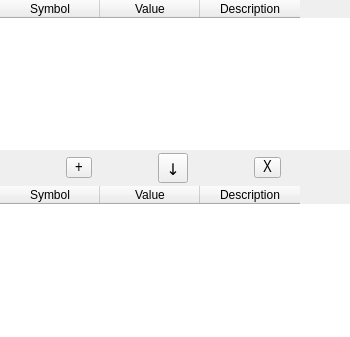
Qt form template/dialog/mathcontent/advanced.ui (cmh1027/calculator) before a commit.
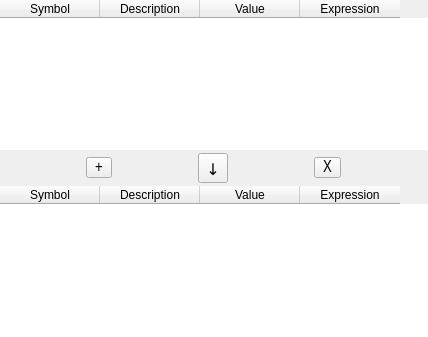
The same form after that commit. Icons and pictures are not drawn.

Commit message: modifiable value&expr

The edit to the form file:
```diff
--- a/template/dialog/mathcontent/advanced.ui
+++ b/template/dialog/mathcontent/advanced.ui
@@ -6,7 +6,7 @@
    <rect>
     <x>0</x>
     <y>0</y>
-    <width>350</width>
+    <width>428</width>
     <height>337</height>
    </rect>
   </property>
@@ -53,16 +53,21 @@
        <string>Symbol</string>
       </property>
      </column>
-     <column>
-      <property name="text">
-       <string>Value</string>
-      </property>
-     </column>
      <column>
       <property name="text">
        <string>Description</string>
       </property>
      </column>
+     <column>
+      <property name="text">
+       <string>Value</string>
+      </property>
+     </column>
+     <column>
+      <property name="text">
+       <string>Expression</string>
+      </property>
+     </column>
     </widget>
    </item>
    <item>
@@ -139,16 +144,21 @@
        <string>Symbol</string>
       </property>
      </column>
-     <column>
-      <property name="text">
-       <string>Value</string>
-      </property>
-     </column>
      <column>
       <property name="text">
        <string>Description</string>
       </property>
      </column>
+     <column>
+      <property name="text">
+       <string>Value</string>
+      </property>
+     </column>
+     <column>
+      <property name="text">
+       <string>Expression</string>
+      </property>
+     </column>
     </widget>
    </item>
   </layout>
```
The commit also changes 32 other files.
